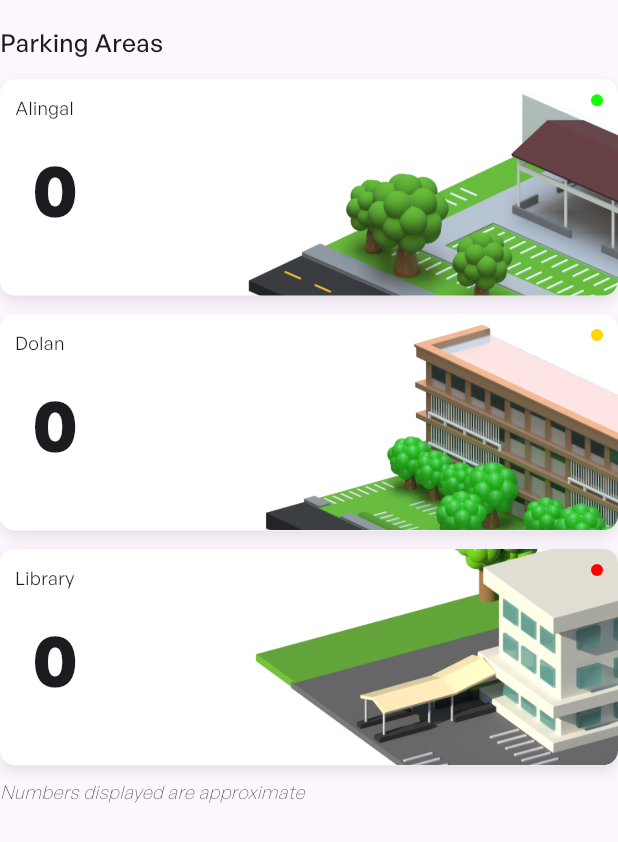
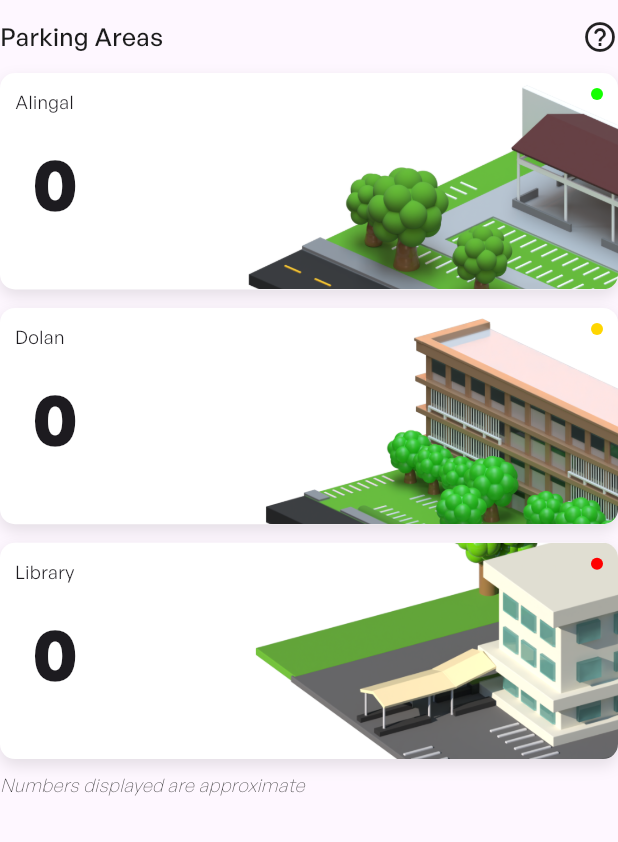
Before and after one commit to MNJDen/Park_in_Capstone, a Flutter app: the ParkingArea2W widget shown alone on an empty page, opened directly, on a phone screen of 412 x 824 dp. Shown: the top 842 px of the screen. Run offline on Flutter 3.47's test engine with Material 3 defaults, Android fonts, the light colour scheme and no system bars; drawn by our look-alikes of flutter_animate; our stand-ins replace animated_toggle_switch, cloud_firestore, contained_tab_bar_view, firebase_auth, firebase_core, firebase_database and 7 more; missing offline and left inert: disclosure, navbar_router; accounts and stored records are empty; network calls fail.

Commit message:
Screens: Update Parking Areas 2W Student

```diff
--- a/lib/screens/home student/parking areas student/parking_areas_2W_student.dart
+++ b/lib/screens/home student/parking areas student/parking_areas_2W_student.dart
@@ -77,9 +77,10 @@ class _ParkingArea2WState extends State<ParkingArea2W> {
     return Column(
       children: [
         SizedBox(
-          height: 16.h,
+          height: 12.h,
         ),
         Row(
+          mainAxisAlignment: MainAxisAlignment.spaceBetween,
           crossAxisAlignment: CrossAxisAlignment.start,
           children: [
             Text(
@@ -90,6 +91,26 @@ class _ParkingArea2WState extends State<ParkingArea2W> {
                 fontWeight: FontWeight.w500,
               ),
             ),
+            Tooltip(
+              padding: EdgeInsets.all(12.r),
+              enableFeedback: true,
+              showDuration: const Duration(seconds: 3),
+              textStyle: TextStyle(
+                fontSize: 12.r,
+                color: whiteColor,
+                fontWeight: FontWeight.w400,
+              ),
+              decoration: BoxDecoration(
+                color: blackColor,
+                borderRadius: BorderRadius.circular(10),
+              ),
+              message:
+                  "The numbers indicate the available \nparking spaces in the parking area.",
+              triggerMode: TooltipTriggerMode.tap,
+              child: const Icon(
+                Icons.help_outline_rounded,
+              ),
+            )
           ],
         ),
         SizedBox(
```
